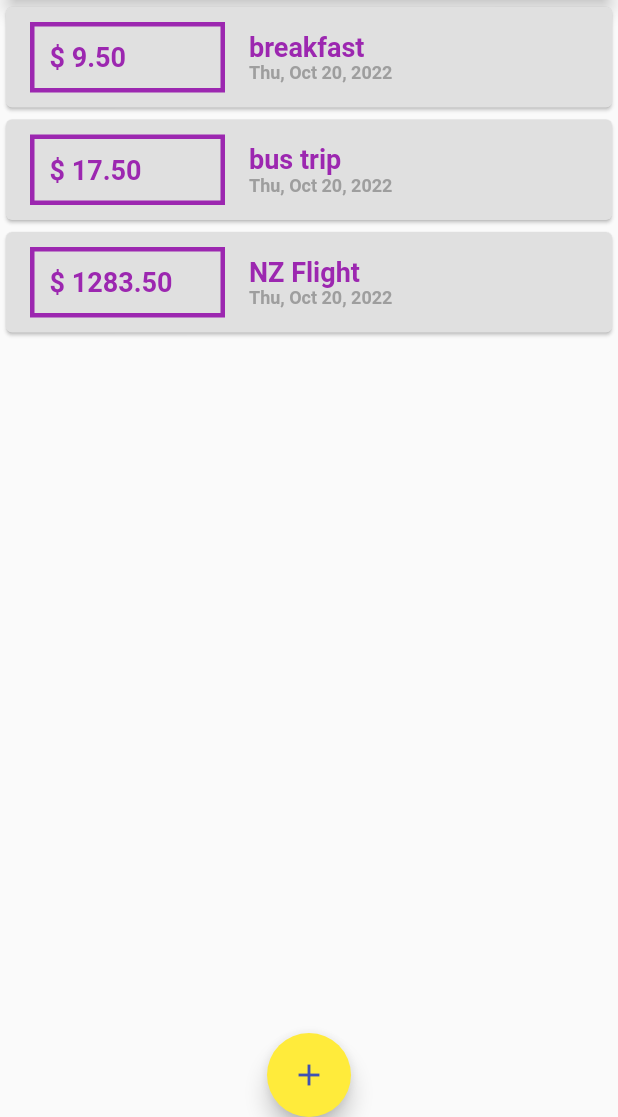
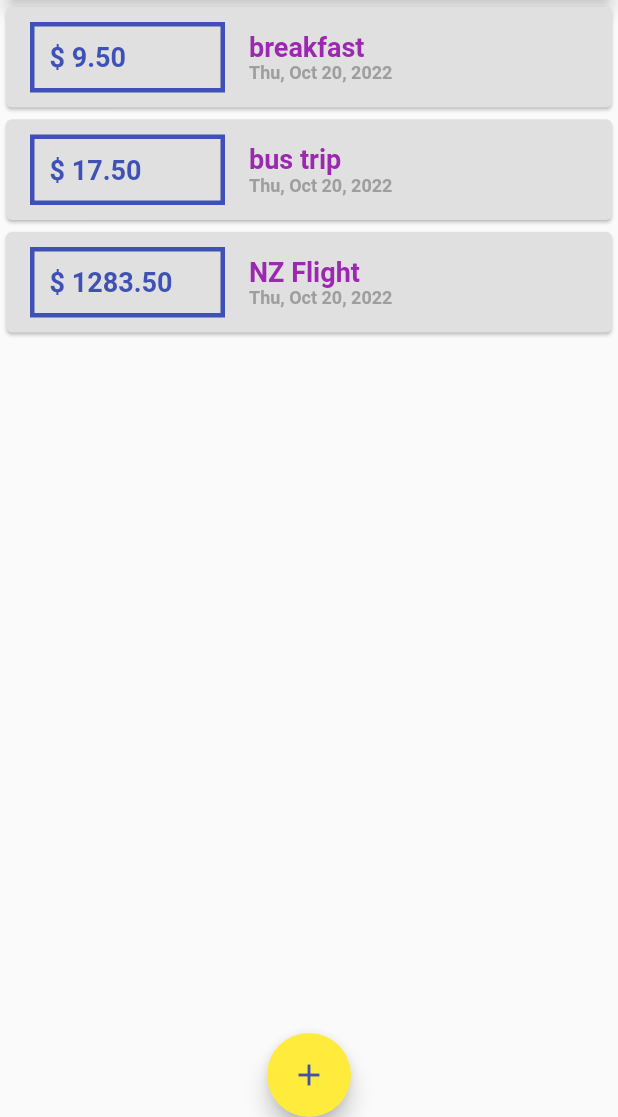
Before and after one commit to carlstep/udemy_max_expense_management_1, a Flutter app: the screen it shows after launch, on a phone screen of 412 x 824 dp, the part 119-1236 px from its top. Run offline on Flutter 3.47's test engine with Material 2 defaults, Android fonts, the phone set to English and light mode, and no system bars.

Commit message:
apply ThemeData

```diff
--- a/lib/widgets/transaction_list.dart
+++ b/lib/widgets/transaction_list.dart
@@ -23,16 +23,17 @@ class TransactionList extends StatelessWidget {
                   margin: EdgeInsets.symmetric(vertical: 10, horizontal: 16),
                   decoration: BoxDecoration(
                     border: Border.all(
-                      color: Colors.purple,
+                      color: Theme.of(context).colorScheme.primary,
                       width: 3,
                     ),
                   ),
                   child: Text(
                     '\$ ${transactions[index].amount.toStringAsFixed(2)}',
                     style: TextStyle(
-                        fontWeight: FontWeight.bold,
-                        fontSize: 18,
-                        color: Colors.purple),
+                      fontWeight: FontWeight.bold,
+                      fontSize: 18,
+                      color: Theme.of(context).colorScheme.primary,
+                    ),
                   ),
                 ),
                 Column(
```
